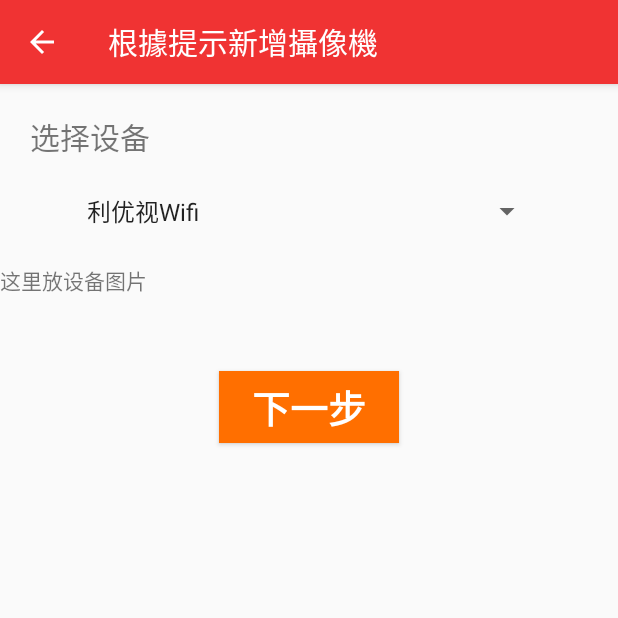
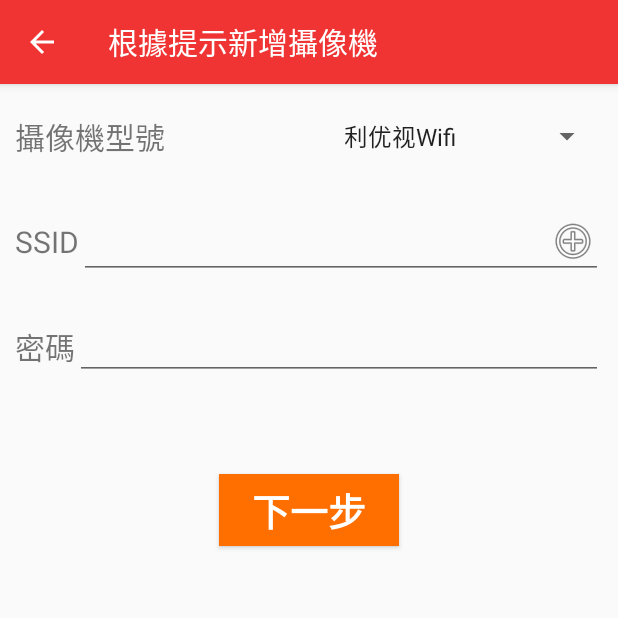
Before and after one commit to melvin11112015/GreataSmartCam, an Android app: the AddDeviceActivity screen opened directly, with no data from a screen before it, after a tap on "紅燈已經閃爍", on a phone screen of 412 x 824 dp, the top half of it. Run offline under Robolectric (Android 15) with nearby library versions, the phone set to English and light mode, and no system bars.

Commit message:
Add WIFI SSID hint function in add device activity , delete fragment_one

```diff
--- a/app/src/main/java/com/greata/greatasmartcam/AddDeviceActivity.java
+++ b/app/src/main/java/com/greata/greatasmartcam/AddDeviceActivity.java
@@ -31,7 +31,7 @@ public class AddDeviceActivity extends AppCompatActivity {
     public static final String WIFI = "wifi";
     List<String> list;
     ArrayAdapter<String> adapter;
-    private AddFragment f0, f1, f2, f3;
+    private AddFragment f0, f2, f3;
     private FragmentManager fManager;
     private ImageView lightView;
     private ActionBar actionBar;
@@ -48,11 +48,10 @@ public class AddDeviceActivity extends AppCompatActivity {
         actionBar.setDisplayHomeAsUpEnabled(true);
         actionBar.setTitle("根據提示新增攝像機 ");
         f0 = AddFragment.newInstance(R.layout.fragment_a);
-        f1 = AddFragment.newInstance(R.layout.fragment_one);
         f2 = AddFragment.newInstance(R.layout.fragment_two);
         f3 = AddFragment.newInstance(R.layout.fragment_three);
         fManager = getFragmentManager();
-        fManager.beginTransaction().add(R.id.frameFragment, f0).add(R.id.frameFragment, f1).add(R.id.frameFragment, f2).add(R.id.frameFragment, f3).commit();
+        fManager.beginTransaction().add(R.id.frameFragment, f0).add(R.id.frameFragment, f2).add(R.id.frameFragment, f3).commit();
 
 
         list = new ArrayList<String>();
@@ -78,30 +77,23 @@ public class AddDeviceActivity extends AppCompatActivity {
             animationDrawable.start();
         }
         if (sp == null) {
-            sp = f1.getView().findViewById(R.id.spinner);
+            sp = f2.getView().findViewById(R.id.spinner);
             sp.setAdapter(adapter);
         }
         if (editSSID == null) {
-            editSSID = f3.getView().findViewById(R.id.edit_ssid);
+            editSSID = f2.getView().findViewById(R.id.edit_ssid);
             (new WifiTask()).execute();
         }
-        fManager.beginTransaction().hide(f1).hide(f2).hide(f3).commit();
+        fManager.beginTransaction().hide(f2).hide(f3).commit();
     }
 
     public void onClick(View v) {
         switch (v.getId()) {
             case R.id.button_next_0:
-                fManager.beginTransaction().setTransition(FragmentTransaction.TRANSIT_FRAGMENT_OPEN).hide(f0).show(f1).addToBackStack(null).commit();
-
-                break;
-            case R.id.button_next:
-                fManager.beginTransaction().setTransition(FragmentTransaction.TRANSIT_FRAGMENT_OPEN).hide(f1).show(f2).addToBackStack(null).commit();
-
-
+                fManager.beginTransaction().setTransition(FragmentTransaction.TRANSIT_FRAGMENT_OPEN).hide(f0).show(f2).addToBackStack(null).commit();
                 break;
             case R.id.button_next_2:
                 fManager.beginTransaction().setTransition(FragmentTransaction.TRANSIT_FRAGMENT_OPEN).hide(f2).show(f3).addToBackStack(null).commit();
-
                 break;
         }
     }
@@ -138,7 +130,7 @@ public class AddDeviceActivity extends AppCompatActivity {
 
                 for (int i = 0; i < wifiConfigurationList.size(); i++) {
                     Log.d(WIFI, "" + wifiConfigurationList.get(i).SSID);
-                    ssidList.add(wifiConfigurationList.get(i).SSID);
+                    ssidList.add(wifiConfigurationList.get(i).SSID.replaceAll("\"", ""));
                 }
                     Log.d(WIFI, "doInBackground: EDITSSID=NULL?");
                     Log.d(WIFI, "doInBackground: EDITSSID!=NULL");
@@ -161,10 +153,12 @@ public class AddDeviceActivity extends AppCompatActivity {
             Log.i(WIFI, "onPostExecute(Result result) called");
 
 
-            /*editSSID.setOnTouchListener(new View.OnTouchListener() {
+            editSSID.setOnTouchListener(new View.OnTouchListener() {
                 @Override
                 public boolean onTouch(View v, MotionEvent event) {
                     if (event.getAction() == MotionEvent.ACTION_UP) {
+                        if (event.getX() >= (editSSID.getWidth() - editSSID
+                                .getCompoundDrawables()[2].getBounds().width())) {
                             listPopupWindow = new ListPopupWindow(AddDeviceActivity.this);
                             listPopupWindow.setAdapter(new ArrayAdapter<String>(AddDeviceActivity.this, android.R.layout.simple_list_item_1, ssidList));
                             listPopupWindow.setAnchorView(editSSID);
@@ -176,10 +170,12 @@ public class AddDeviceActivity extends AppCompatActivity {
                                 }
                             });
                             listPopupWindow.show();
+                            return true;
+                        }
                     }
                     return false;
                 }
-            });*/
+            });
         }
 
         //onCancelled方法用于在取消执行中的任务时更改UI
--- a/app/src/main/res/layout/fragment_one.xml
+++ /dev/null
@@ -1,48 +0,0 @@
-<LinearLayout xmlns:android="http://schemas.android.com/apk/res/android"
-    xmlns:tools="http://schemas.android.com/tools"
-    android:layout_width="match_parent"
-    android:layout_height="wrap_content"
-    android:orientation="vertical"
-    tools:context=".AddFragment">
-
-    <TextView
-        android:id="@+id/textView4"
-        android:layout_width="wrap_content"
-        android:layout_height="wrap_content"
-        android:layout_margin="20dp"
-        android:layout_weight="1"
-        android:text="选择设备"
-        android:textSize="20sp" />
-
-    <Spinner
-        android:id="@+id/spinner"
-        android:layout_width="match_parent"
-        android:layout_height="30dp"
-        android:layout_gravity="center"
-        android:layout_marginBottom="20dp"
-        android:layout_marginLeft="50dp"
-        android:layout_marginRight="50dp"
-        android:layout_weight="1" />
-
-    <TextView
-        android:id="@+id/textView3"
-        android:layout_width="match_parent"
-        android:layout_height="wrap_content"
-        android:layout_weight="1"
-        android:text="这里放设备图片" />
-
-    <Button
-        android:id="@+id/button_next"
-        android:layout_width="120dp"
-        android:layout_height="wrap_content"
-        android:layout_gravity="center"
-        android:layout_margin="50dp"
-        android:layout_weight="1"
-        android:background="@color/colorAccent"
-        android:onClick="onClick"
-        android:text="下一步"
-        android:textColor="@android:color/white"
-        android:textSize="25sp"
-        android:textStyle="bold" />
-
-</LinearLayout>
--- a/app/src/main/res/layout/fragment_two.xml
+++ b/app/src/main/res/layout/fragment_two.xml
@@ -5,54 +5,79 @@
     android:orientation="vertical"
     tools:context=".AddFragment">
 
+    <LinearLayout
+        android:layout_width="match_parent"
+        android:layout_height="50dp"
+        android:layout_margin="10dp"
+        android:gravity="center"
+        android:orientation="horizontal"
+        tools:context=".AddFragment">
+
         <TextView
-        android:id="@+id/textView7"
-        android:layout_width="match_parent"
+            android:layout_width="wrap_content"
             android:layout_height="wrap_content"
-        android:layout_margin="20dp"
             android:layout_weight="1"
-        android:text="需要链接WIFI"
+            android:text="攝像機型號"
             android:textSize="20sp" />
 
-    <TextView
-        android:id="@+id/textView4"
+        <Spinner
+            android:id="@+id/spinner"
             android:layout_width="wrap_content"
             android:layout_height="wrap_content"
-        android:layout_margin="20dp"
+            android:layout_gravity="center" />
+
+    </LinearLayout>
+
+    <LinearLayout
+        android:layout_width="match_parent"
+        android:layout_height="50dp"
+        android:layout_margin="10dp"
         android:layout_weight="1"
+        android:gravity="center"
+        android:orientation="horizontal">
+
+        <TextView
+            android:layout_width="wrap_content"
+            android:layout_height="wrap_content"
             android:text="SSID"
             android:textSize="20sp" />
 
         <EditText
             android:id="@+id/edit_ssid"
-        android:layout_width="match_parent"
+            android:layout_width="wrap_content"
             android:layout_height="wrap_content"
-        android:layout_marginLeft="30dp"
-        android:layout_marginRight="30dp"
             android:layout_weight="1"
+            android:drawableRight="@android:drawable/ic_menu_add"
             android:ems="10"
             android:inputType="textPersonName"
-        android:text=""
-        android:drawableRight="@android:drawable/ic_menu_add" />
+            android:text="" />
+
+    </LinearLayout>
+
+    <LinearLayout
+        android:layout_width="match_parent"
+        android:layout_height="50dp"
+        android:layout_margin="10dp"
+        android:layout_weight="1"
+        android:gravity="center"
+        android:orientation="horizontal">
 
         <TextView
             android:id="@+id/textView5"
-        android:layout_width="match_parent"
+            android:layout_width="wrap_content"
             android:layout_height="wrap_content"
-        android:layout_margin="20dp"
-        android:layout_weight="1"
-        android:text="密码"
+            android:text="密碼"
             android:textSize="20sp" />
 
         <EditText
             android:id="@+id/editText2"
-        android:layout_width="match_parent"
+            android:layout_width="wrap_content"
             android:layout_height="wrap_content"
-        android:layout_marginLeft="30dp"
-        android:layout_marginRight="30dp"
             android:layout_weight="1"
             android:ems="10"
-        android:inputType="textPersonName|numberPassword" />
+            android:inputType="textPassword" />
+
+    </LinearLayout>
 
     <Button
         android:id="@+id/button_next_2"
```
Lines whose indentation alone changed are shown as unchanged.
